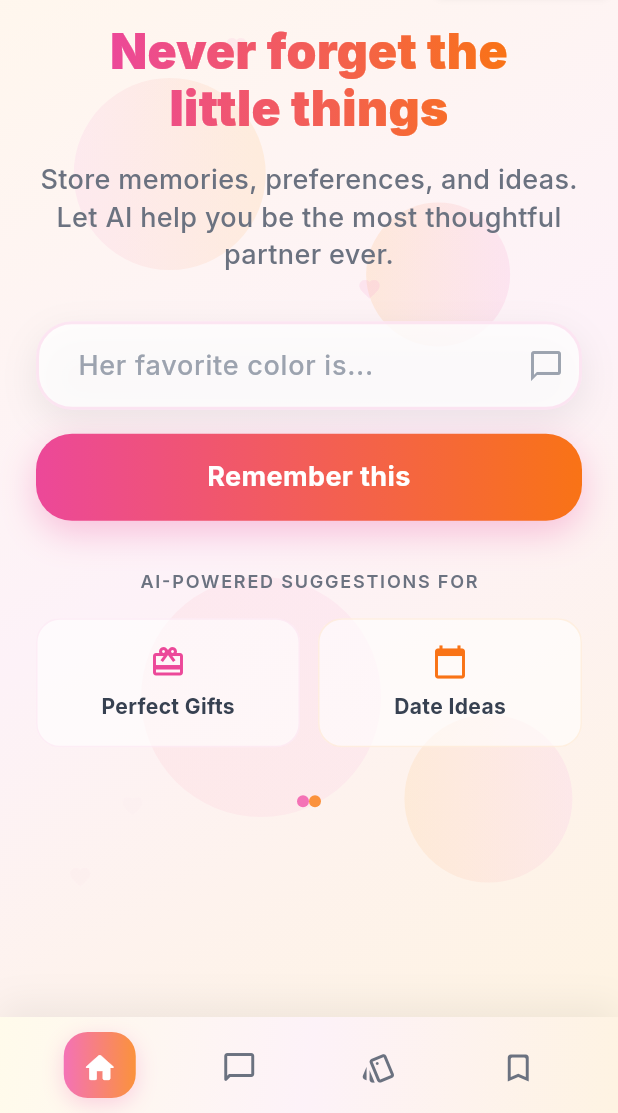
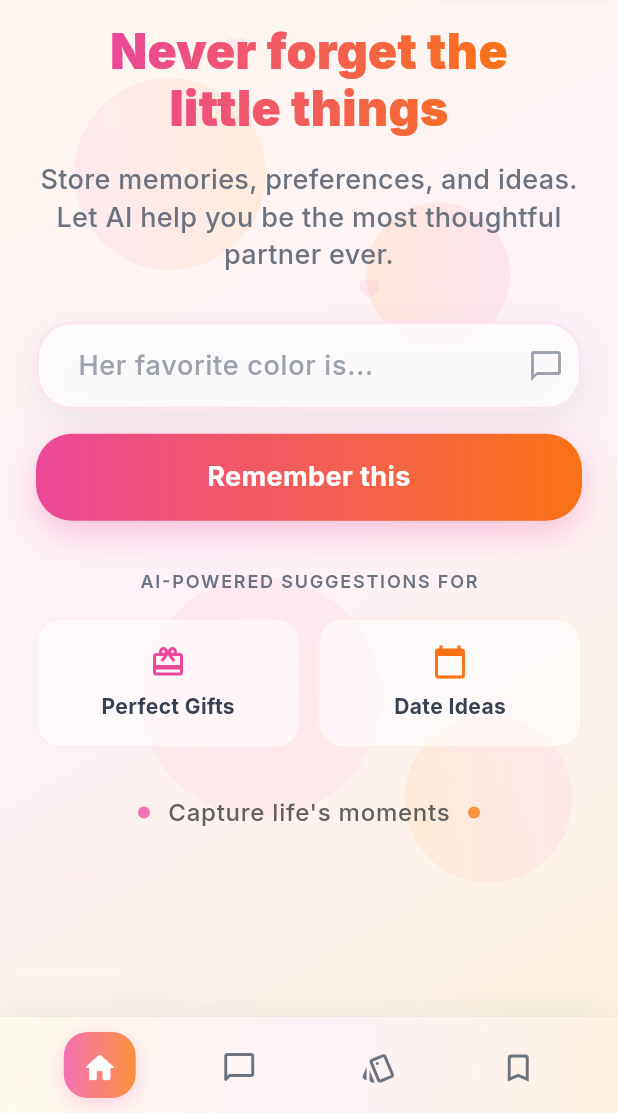
Before and after one commit to lekos21/tracely, a Flutter app: the screen it shows once a user with an empty profile is signed in, after a tap on the "account circle" icon, on a phone screen of 412 x 824 dp, the part 123-1236 px from its top. Run offline on Flutter 3.47's test engine with Material 3 defaults, Android fonts, the light colour scheme and no system bars; our stand-ins replace cloud_firestore, cloud_functions, firebase_auth, firebase_core, flutter_svg, google_fonts and 1 more; accounts and stored records are empty; network calls fail.

Commit message:
stable version

```diff
--- a/app/lib/screens/cards_screen.dart
+++ b/app/lib/screens/cards_screen.dart
@@ -1,5 +1,4 @@
 import 'package:flutter/material.dart';
-import '../services/firebase_service.dart';
 import '../services/card_preloader.dart';
 import '../widgets/insight_card.dart';
 import '../widgets/draggable_card.dart';
@@ -20,6 +19,7 @@
   late AnimationController _loadingAnimationController;
   late AnimationController _textAnimationController;
   int _currentPhraseIndex = 0;
+  final CardPreloader _cardPreloader = CardPreloader();
 
   final List<String> _loadingPhrases = [
     "Crafting personalized suggestions...",
@@ -47,6 +47,9 @@
     // Start phrase cycling
     _startPhraseAnimation();
     _loadRecommendations();
+
+    // Listen for page changes to trigger background loading
+    _pageController.addListener(_onPageChanged);
   }
 
   void _startPhraseAnimation() {
@@ -66,8 +69,36 @@
     });
   }
 
+  void _onPageChanged() {
+    if (!_pageController.hasClients) return;
+
+    final newIndex = _pageController.page?.round() ?? 0;
+    if (newIndex != _currentIndex) {
+      setState(() {
+        _currentIndex = newIndex;
+      });
+
+      // Check if we should preload next batch
+      if (_cardPreloader.shouldPreloadNext(_currentIndex)) {
+        _loadNextBatchInBackground();
+      }
+    }
+  }
+
+  void _loadNextBatchInBackground() async {
+    await _cardPreloader.loadNextBatch();
+
+    // Update UI with new cards if any were loaded
+    if (mounted && _cardPreloader.allCards.length > _cards.length) {
+      setState(() {
+        _cards = _cardPreloader.allCards;
+      });
+    }
+  }
+
   @override
   void dispose() {
+    _pageController.removeListener(_onPageChanged);
     _pageController.dispose();
     _loadingAnimationController.dispose();
     _textAnimationController.dispose();
@@ -297,31 +328,8 @@
                                 ],
                               ),
                             )
-                          : Column(
+                           : Column(
                               children: [
-                                // Card indicator
-                                if (_cards.isNotEmpty)
-                                  Padding(
-                                    padding: const EdgeInsets.only(top: 16, bottom: 8),
-                                    child: Row(
-                                      mainAxisAlignment: MainAxisAlignment.center,
-                                      children: List.generate(
-                                        _cards.length,
-                                        (index) => Container(
-                                          margin: const EdgeInsets.symmetric(horizontal: 4),
-                                          width: 8,
-                                          height: 8,
-                                          decoration: BoxDecoration(
-                                            shape: BoxShape.circle,
-                                            color: index == _currentIndex
-                                                ? const Color(0xFFF472B6)
-                                                : Colors.grey[300],
-                                          ),
-                                        ),
-                                      ),
-                                    ),
-                                  ),
-
                                 // Vertical PageView
                                 Expanded(
                                   child: PageView.builder(
@@ -390,23 +398,21 @@
   }
 
   Future<void> _loadRecommendations() async {
-    // Check if we have preloaded cards first
-    final cardPreloader = CardPreloader();
-
-    if (cardPreloader.hasPreloadedCards) {
-      // Use preloaded cards for instant loading
+    // Check if we have cards already loaded
+    if (_cardPreloader.hasCards) {
+      // Use existing cards for instant loading
       setState(() {
-        _cards = cardPreloader.preloadedCards!;
+        _cards = _cardPreloader.allCards;
         _isLoading = false;
         _errorMessage = null;
       });
 
-      debugPrint('Using preloaded cards: ${_cards.length} cards');
+      debugPrint('Using existing cards: ${_cards.length} cards');
       return;
     }
 
     // If preloader is still loading, show loading state but don't start new request
-    if (cardPreloader.isLoading) {
+    if (_cardPreloader.isLoadingBatch) {
       setState(() {
         _isLoading = true;
         _errorMessage = null;
@@ -420,59 +426,36 @@
     }
 
     // If preloader has an error, show it
-    if (cardPreloader.errorMessage != null) {
+    if (_cardPreloader.errorMessage != null) {
       setState(() {
         _isLoading = false;
-        _errorMessage = cardPreloader.errorMessage;
+        _errorMessage = _cardPreloader.errorMessage;
       });
       return;
     }
 
-    // Fallback: Load cards directly (shouldn't happen often with preloading)
-    setState(() {
-      _isLoading = true;
-      _errorMessage = null;
-    });
+    // If no cards and not loading, trigger initial load
+    if (!_cardPreloader.hasCards && !_cardPreloader.isLoadingBatch) {
+      setState(() {
+        _isLoading = true;
+        _errorMessage = null;
+      });
 
-    try {
-      final firebaseService = FirebaseService();
-      final result = await firebaseService.generateRecommendations(
-        count: 8,
-      );
+      await _cardPreloader.preloadCards();
 
-      if (result['success']) {
-        // Fix type casting issue for mobile
-        final suggestionsRaw = result['suggestions'] ?? [];
-        final suggestions = (suggestionsRaw as List).map((suggestion) =>
-          Map<String, dynamic>.from(suggestion as Map)
-        ).toList();
-
-        if (suggestions.isEmpty) {
-          setState(() {
-            _isLoading = false;
-            _errorMessage = 'Add some facts about your partner to get personalized recommendations!';
-          });
-          return;
-        }
-
+      // Check result after loading
+      if (_cardPreloader.hasCards) {
         setState(() {
-          _cards = suggestions
-              .map((suggestion) => InsightCard.fromRecommendation(suggestion))
-              .toList();
+          _cards = _cardPreloader.allCards;
           _isLoading = false;
+          _errorMessage = null;
         });
       } else {
         setState(() {
           _isLoading = false;
-          _errorMessage = result['message'] ?? result['error'] ?? 'Failed to load recommendations';
+          _errorMessage = _cardPreloader.errorMessage ?? 'Failed to load cards';
         });
       }
-    } catch (e) {
-      setState(() {
-        _isLoading = false;
-        _errorMessage = 'Error: $e'; // Show actual error instead of generic message
-      });
-      debugPrint('Error loading recommendations: $e');
     }
   }
 }
--- a/app/lib/screens/home_screen.dart
+++ b/app/lib/screens/home_screen.dart
@@ -558,6 +558,17 @@
                                     shape: BoxShape.circle,
                                   ),
                                 ),
+                                const SizedBox(width: 12),
+                                Text(
+                                  'Capture life\'s moments',
+                                  style: TextStyle(
+                                    color: Colors.grey[700],
+                                    fontSize: 16,
+                                    fontWeight: FontWeight.w500,
+                                    letterSpacing: 0.5,
+                                  ),
+                                ),
+                                const SizedBox(width: 12),
                                 Container(
                                   width: 8,
                                   height: 8,
--- a/app/lib/screens/login_screen.dart
+++ b/app/lib/screens/login_screen.dart
@@ -294,16 +294,21 @@
                             child: ElevatedButton(
                               onPressed: _isLoading ? null : _signInWithGoogle,
                               style: ElevatedButton.styleFrom(
-                                backgroundColor: const Color(0xFF4285F4),
-                                foregroundColor: Colors.white,
+                                backgroundColor: Colors.white,
+                                foregroundColor: const Color(0xFF374151), // dark gray text
                                 padding: const EdgeInsets.symmetric(
                                   vertical: 18,
                                   horizontal: 24,
                                 ),
                                 shape: RoundedRectangleBorder(
                                   borderRadius: BorderRadius.circular(16),
+                                  side: BorderSide(
+                                    color: Colors.grey.shade300,
+                                    width: 1.5,
+                                  ),
                                 ),
-                                elevation: 0,
+                                elevation: 2,
+                                shadowColor: Colors.black.withOpacity(0.1),
                               ),
                               child: _isLoading
                                   ? const SizedBox(
@@ -323,11 +328,12 @@
                                           height: 24,
                                         ),
                                         const SizedBox(width: 12),
-                                        Text(
+                                        const Text(
                                           'Continua con Google',
-                                          style: const TextStyle(
+                                          style: TextStyle(
                                             fontSize: 16,
                                             fontWeight: FontWeight.w600,
+                                            color: Color(0xFF374151), // dark gray
                                           ),
                                         ),
                                       ],
--- a/app/lib/services/card_preloader.dart
+++ b/app/lib/services/card_preloader.dart
@@ -6,62 +6,104 @@
   factory CardPreloader() => _instance;
   CardPreloader._internal();
 
-  List<InsightCard>? _preloadedCards;
-  bool _isLoading = false;
+  List<InsightCard> _allCards = [];
+  bool _isLoadingBatch = false;
   String? _errorMessage;
+  int _currentBatch = 0;
+  static const int _batchSize = 8;
+  bool _hasMoreCards = true;
 
   // Getters for the cards screen to use
-  List<InsightCard>? get preloadedCards => _preloadedCards;
-  bool get isLoading => _isLoading;
+  List<InsightCard> get allCards => List.unmodifiable(_allCards);
+  bool get isLoadingBatch => _isLoadingBatch;
   String? get errorMessage => _errorMessage;
-  bool get hasPreloadedCards => _preloadedCards != null && _preloadedCards!.isNotEmpty;
+  bool get hasCards => _allCards.isNotEmpty;
+  bool get hasMoreCards => _hasMoreCards;
+  int get totalCards => _allCards.length;
 
-  // Start preloading cards in the background
+  // Start preloading initial batch of cards
   Future<void> preloadCards() async {
     // Don't preload if already loading or already have cards
-    if (_isLoading || hasPreloadedCards) return;
+    if (_isLoadingBatch || hasCards) return;
 
-    _isLoading = true;
+    await _loadNextBatch();
+  }
+
+  // Load the next batch of cards in background
+  Future<void> loadNextBatch() async {
+    if (_isLoadingBatch || !_hasMoreCards) return;
+    await _loadNextBatch();
+  }
+
+  // Internal method to load a batch of cards
+  Future<void> _loadNextBatch() async {
+    _isLoadingBatch = true;
     _errorMessage = null;
 
     try {
       final firebaseService = FirebaseService();
       final result = await firebaseService.generateRecommendations(
-        count: 8,
+        count: _batchSize,
       );
 
       if (result['success']) {
         final List<dynamic> suggestions = result['suggestions'] ?? [];
 
         if (suggestions.isNotEmpty) {
-          _preloadedCards = suggestions
+          final newCards = suggestions
               .map((suggestion) => InsightCard.fromRecommendation(suggestion))
               .toList();
-          print('Cards preloaded successfully: ${_preloadedCards!.length} cards');
+
+          _allCards.addAll(newCards);
+          _currentBatch++;
+
+          // If we got fewer cards than requested, we might have reached the end
+          if (suggestions.length < _batchSize) {
+            _hasMoreCards = false;
+          }
+
+          print('Batch ${_currentBatch} loaded: ${newCards.length} cards (Total: ${_allCards.length})');
         } else {
-          _errorMessage = 'Add some facts about your partner to get personalized recommendations!';
+          if (_allCards.isEmpty) {
+            _errorMessage = 'Add some facts about your partner to get personalized recommendations!';
+          }
+          _hasMoreCards = false;
         }
       } else {
-        _errorMessage = result['message'] ?? result['error'] ?? 'Failed to load recommendations';
+        if (_allCards.isEmpty) {
+          _errorMessage = result['message'] ?? result['error'] ?? 'Failed to load recommendations';
+        }
+        _hasMoreCards = false;
       }
     } catch (e) {
-      _errorMessage = 'Connection error. Please check your internet connection.';
-      print('Error preloading cards: $e');
+      if (_allCards.isEmpty) {
+        _errorMessage = 'Connection error. Please check your internet connection.';
+      }
+      print('Error loading batch: $e');
     } finally {
-      _isLoading = false;
+      _isLoadingBatch = false;
     }
   }
 
-  // Clear preloaded cards (useful for refresh)
-  void clearPreloadedCards() {
-    _preloadedCards = null;
+  // Clear all cards (useful for refresh)
+  void clearAllCards() {
+    _allCards.clear();
     _errorMessage = null;
-    _isLoading = false;
+    _isLoadingBatch = false;
+    _currentBatch = 0;
+    _hasMoreCards = true;
   }
 
-  // Force reload cards
+  // Force reload cards from beginning
   Future<void> reloadCards() async {
-    clearPreloadedCards();
+    clearAllCards();
     await preloadCards();
   }
+
+  // Check if we should preload next batch based on current position
+  bool shouldPreloadNext(int currentIndex) {
+    // Start preloading when user is 2 cards away from the end of current batch
+    final remainingCards = _allCards.length - currentIndex - 1;
+    return remainingCards <= 2 && _hasMoreCards && !_isLoadingBatch;
+  }
 }
```
Also changed, not shown: app/assets/icon/app_icon_gray.png (added), app/assets/icon/app_icon_gray_gradient.png (added).
